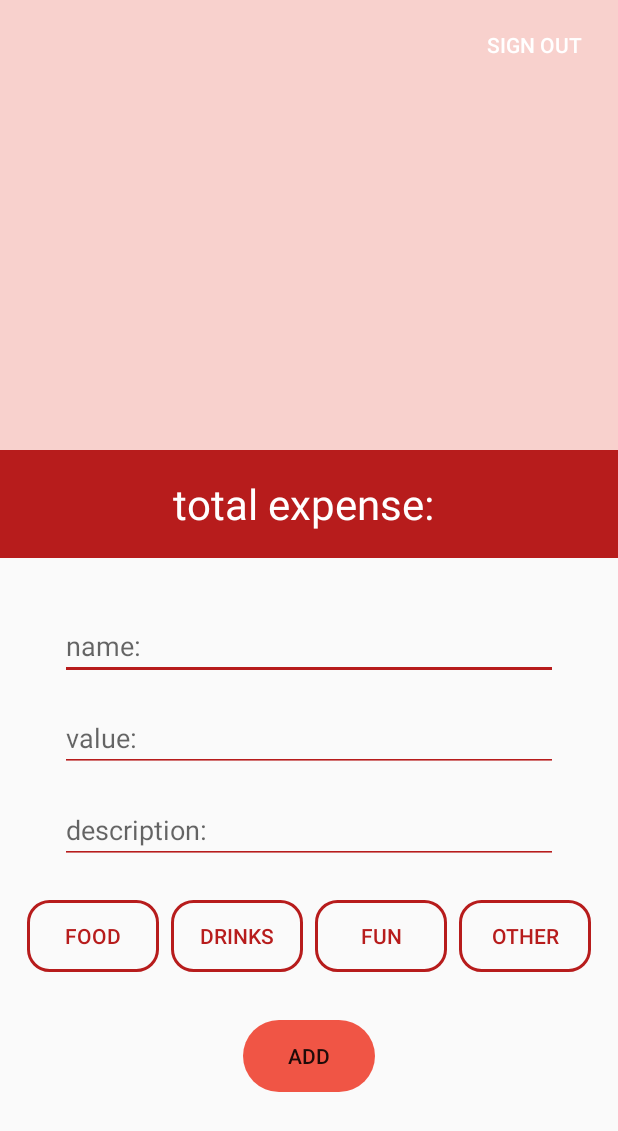
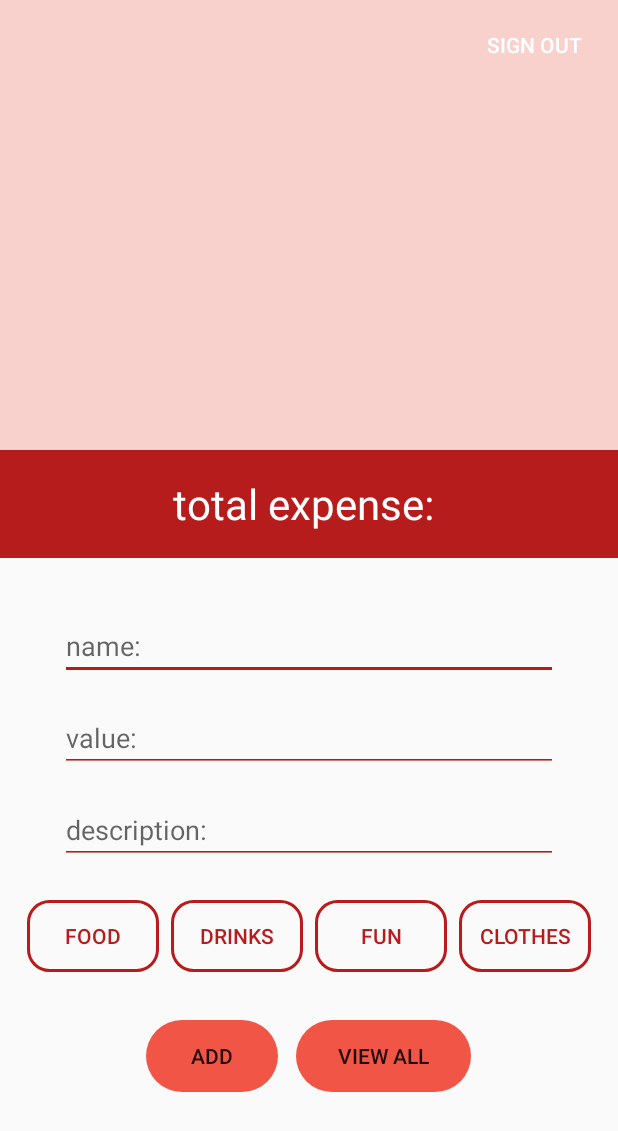
Before and after one commit to VictorMotogna/para, an Android app: the layout activity_user_profile.xml on its own in the app's theme, with its tools: preview values and no code run, on a phone screen of 412 x 824 dp. Shown: the top 1131 px of the screen. Run offline under Robolectric (Android 15) with nearby library versions, the phone set to English and light mode, and no system bars.

Commit message:
to fix and to do

```diff
--- a/app/build.gradle
+++ b/app/build.gradle
@@ -24,7 +24,9 @@ dependencies {
     androidTestCompile('com.android.support.test.espresso:espresso-core:2.2.2', {
         exclude group: 'com.android.support', module: 'support-annotations'
     })
-    compile 'com.android.support:appcompat-v7:25.3.1'
+    compile 'com.android.support:appcompat-v7:25.4.0'
+    compile 'com.android.support:recyclerview-v7:25.4.0'
+    compile 'com.android.support:cardview-v7:25.4.0'
     compile 'com.android.support.constraint:constraint-layout:1.0.0-alpha7'
 
     testCompile 'junit:junit:4.12'
--- a/app/src/main/java/com/example/victormotogna/para/model/Category.java
+++ b/app/src/main/java/com/example/victormotogna/para/model/Category.java
@@ -8,5 +8,5 @@ public enum Category {
     FOOD,
     DRINKS,
     FUN,
-    OTHER
+    CLOTHES
 }
--- a/app/src/main/java/com/example/victormotogna/para/model/Expense.java
+++ b/app/src/main/java/com/example/victormotogna/para/model/Expense.java
@@ -1,12 +1,13 @@
 package com.example.victormotogna.para.model;
 
+import java.io.Serializable;
 import java.util.Date;
 
 /**
  * Created by victormotogna on 10/16/17.
  */
 
-public class Expense {
+public class Expense implements Serializable {
     // TODO: 10/16/17 implement ormlite for persistance
 
     public String name;
--- /dev/null
+++ b/app/src/main/res/drawable/ic_category_food.xml
@@ -0,0 +1,6 @@
+<vector android:height="24dp" android:viewportHeight="512.001"
+    android:viewportWidth="512.001" android:width="24dp" xmlns:android="http://schemas.android.com/apk/res/android">
+    <path android:fillColor="#FF000000" android:pathData="M141.2,32C125.8,11.4 104.9,0 82.4,0c-22.5,0 -43.3,11.4 -58.8,32C8.9,51.6 0.8,77.5 0.8,104.9c0,27.4 8.1,53.3 22.8,72.9c8.6,11.5 18.9,20.1 30.2,25.4L36.5,462.9c-0.8,12.7 3.6,25.2 12.3,34.5c8.7,9.3 20.9,14.6 33.6,14.6c12.7,0 24.9,-5.3 33.6,-14.6c8.7,-9.3 13.2,-21.8 12.3,-34.5l-17.3,-259.7c11.3,-5.4 21.6,-14 30.2,-25.4c14.7,-19.6 22.8,-45.5 22.8,-72.9S156,51.6 141.2,32zM98.9,481.4c-4.3,4.6 -10.1,7.1 -16.4,7.1c-6.3,0 -12.1,-2.5 -16.4,-7.1c-4.3,-4.6 -6.4,-10.6 -6,-16.9l17,-254.9c1.8,0.2 3.7,0.3 5.5,0.3c1.8,0 3.7,-0.1 5.5,-0.3l17,254.9C105.3,470.8 103.2,476.8 98.9,481.4zM82.4,186.3c-4.2,0 -8.3,-0.6 -12.3,-1.8c-0.3,-0.1 -0.7,-0.2 -1,-0.3c-25.7,-8.4 -44.9,-40.8 -44.9,-79.3c0,-44.9 26.1,-81.4 58.1,-81.4c32.1,0 58.1,36.5 58.1,81.4C140.6,149.8 114.5,186.3 82.4,186.3z"/>
+    <path android:fillColor="#FF000000" android:pathData="M511.2,305.9V13.2l-0.1,0c0.3,-2.6 -0.2,-5.3 -1.7,-7.7c-3.4,-5.5 -10.6,-7.2 -16.2,-3.8c-47.9,29.6 -76.5,80.9 -76.5,137.2c0,0 -0,0 -0,0v153.8c0,13.5 10.8,24.5 24.2,24.9V476.7c0,19.4 15.8,35.1 35.1,35.1c19.4,0 35.1,-15.8 35.1,-35.1V306C511.2,306 511.2,305.9 511.2,305.9zM441.7,294.2c-0.8,-0 -1.4,-0.6 -1.4,-1.4V139c0,-0 0,-0 0,-0c0,-40.6 17.4,-78.2 47.5,-104.1v259.4H441.7zM487.7,476.7c0,6.4 -5.2,11.6 -11.6,11.6c-6.4,0 -11.6,-5.2 -11.6,-11.6V317.7h23.3V476.7z"/>
+    <path android:fillColor="#FF000000" android:pathData="M332.8,0c-6.5,0 -11.7,5.3 -11.7,11.7v133.4h-29.9v-133.4c0,-6.5 -5.3,-11.7 -11.7,-11.7c-6.5,0 -11.7,5.3 -11.7,11.7v133.4h-29.9v-133.4c0,-6.5 -5.3,-11.7 -11.7,-11.7s-11.7,5.3 -11.7,11.7v170c0,19.1 15.6,34.7 34.7,34.7h2.1l-16.5,247.6c-0.8,12.4 3.6,24.6 12,33.7c8.5,9 20.4,14.2 32.8,14.2c12.4,0 24.3,-5.2 32.8,-14.2c8.5,-9 12.8,-21.3 12,-33.7l-16.5,-247.7h2.1c19.1,0 34.7,-15.6 34.7,-34.7V11.7C344.5,5.3 339.3,0 332.8,0zM295,481.7c-4.1,4.4 -9.7,6.8 -15.7,6.8s-11.6,-2.4 -15.7,-6.8c-4.1,-4.4 -6.1,-10.1 -5.7,-16.1l16.6,-249.2h9.6l16.6,249.2C301.2,471.6 299.1,477.3 295,481.7zM321.1,181.7c0,6.2 -5,11.2 -11.2,11.2h-46.6c-0,0 -0,-0 -0,0h-14.2c-6.2,0 -11.2,-5 -11.2,-11.2v-13.1h83.3V181.7z"/>
+</vector>
--- a/app/src/main/res/layout/activity_user_profile.xml
+++ b/app/src/main/res/layout/activity_user_profile.xml
@@ -54,6 +54,7 @@
             android:gravity="center">
 
             <TextView
+                android:id="@+id/total_expense"
                 android:layout_width="wrap_content"
                 android:layout_height="wrap_content"
                 android:text="total expense: "
@@ -145,13 +146,20 @@
                     android:id="@+id/category_other_button"
                     android:layout_width="wrap_content"
                     android:layout_height="wrap_content"
-                    android:text="other"
+                    android:text="clothes"
                     android:background="@drawable/category_button"
                     android:layout_marginLeft="4dp"
                     android:layout_marginRight="4dp"
                     android:textColor="@color/colorPrimary"/>
 
             </LinearLayout>
+            <LinearLayout
+                android:layout_width="match_parent"
+                android:layout_height="wrap_content"
+                android:orientation="horizontal"
+                android:gravity="center"
+                android:layout_marginTop="32dp"
+                android:layout_marginBottom="12dp">
 
                 <Button
                     android:id="@+id/addExpense"
@@ -161,8 +169,20 @@
                     android:paddingRight="28dp"
                     android:paddingLeft="28dp"
                     android:text="@string/addExpense"
-                android:layout_marginTop="32dp"
+                    android:background="@drawable/rounded_button_fill"
+                    android:layout_marginRight="12dp"/>
+
+                <Button
+                    android:id="@+id/viewExpenses"
+                    style="@style/Widget.AppCompat.Button.Borderless"
+                    android:layout_width="wrap_content"
+                    android:layout_height="wrap_content"
+                    android:paddingRight="28dp"
+                    android:paddingLeft="28dp"
+                    android:text="@string/viewExpenses"
                     android:background="@drawable/rounded_button_fill" />
+
+            </LinearLayout>
 
         </LinearLayout>
 
--- /dev/null
+++ b/app/src/main/res/values/dimens.xml
@@ -0,0 +1,4 @@
+<?xml version="1.0" encoding="utf-8"?>
+<resources>
+    <dimen name="corner_radius_small">14dp</dimen>
+</resources>
--- a/app/src/main/res/values/strings.xml
+++ b/app/src/main/res/values/strings.xml
@@ -11,4 +11,5 @@
     <string name="sign_up">sign up</string>
     <string name="send_mail">send mail</string>
     <string name="sign_out">sign out</string>
+    <string name="viewExpenses">view all</string>
 </resources>
```
Also changed, not shown: app/src/main/java/com/example/victormotogna/para/ui/UserProfileActivity.java (+26 -9 lines), app/src/main/java/com/example/victormotogna/para/utils/expense/ExpenseAdapter.java (added, +49 -0 lines), app/src/main/java/com/example/victormotogna/para/utils/ui/ImageViewRoundCorners.java (added, +42 -0 lines), app/src/main/res/drawable/ic_category_clothes.xml (added, +5 -0 lines), app/src/main/res/drawable/ic_category_drinks.xml (added, +15 -0 lines), app/src/main/res/drawable/ic_category_fun.xml (added, +13 -0 lines), app/src/main/res/layout/item_expense.xml (added, +60 -0 lines). Lines whose indentation alone changed are shown as unchanged.
